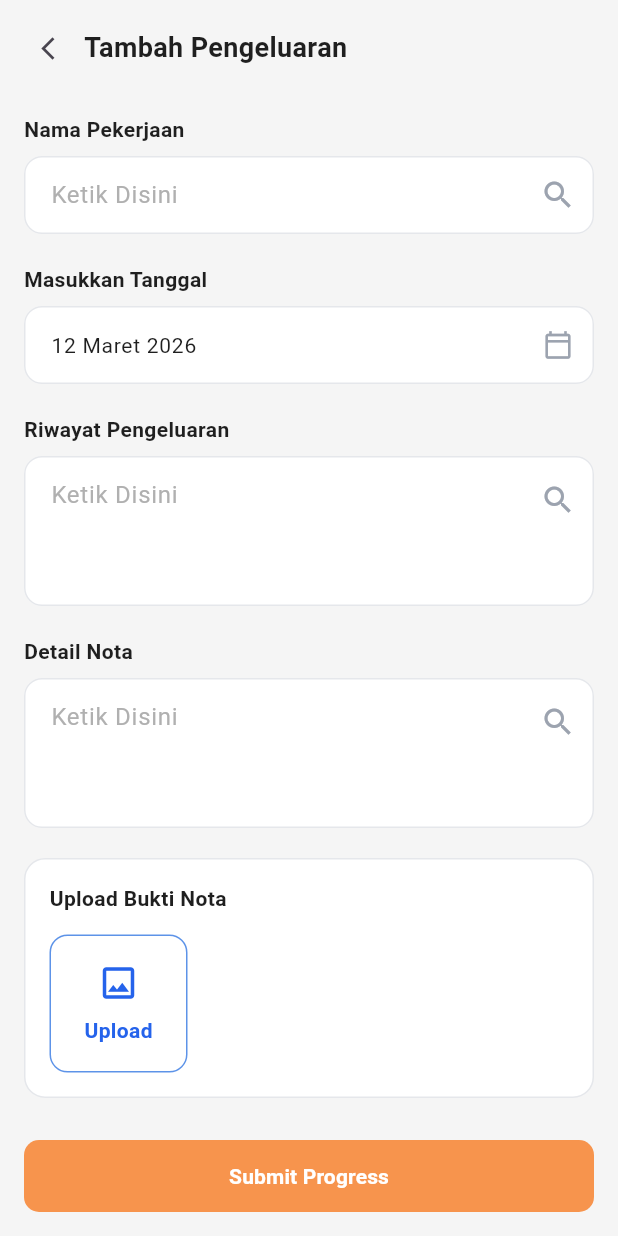
After one commit to inotive/saraba-mobile, a Flutter app: the TambahPengeluaranPage screen opened directly, on a phone screen of 412 x 824 dp. The commit adds this screen. Run offline on Flutter 3.47's test engine with Material 3 defaults, Android fonts, the phone set to English and light mode, and no system bars; our stand-ins replace bloc, camera, dio, flutter_bloc, flutter_map, geolocator and 5 more; accounts and stored records are empty.

Commit message:
feat: implement ProjectPengeluaranView with detailed expense items and add TambahPengeluaranPage for new expense entry

```diff
--- /dev/null
+++ b/lib/ui/pekerjaan/detail/views/tambah_pengeluaran_page.dart
@@ -0,0 +1,283 @@
+import 'package:flutter/material.dart';
+
+class TambahPengeluaranPage extends StatelessWidget {
+  const TambahPengeluaranPage({super.key});
+
+  @override
+  Widget build(BuildContext context) {
+    return Scaffold(
+      backgroundColor: const Color(0xFFF5F5F5),
+      body: SafeArea(
+        child: Column(
+          children: [
+            const _TambahPengeluaranHeader(),
+            Expanded(
+              child: SingleChildScrollView(
+                padding: const EdgeInsets.fromLTRB(16, 12, 16, 24),
+                child: Column(
+                  crossAxisAlignment: CrossAxisAlignment.start,
+                  children: [
+                    const _FieldLabel("Nama Pekerjaan"),
+                    const SizedBox(height: 8),
+                    const _SearchField(
+                      hintText: "Ketik Disini",
+                      suffixIcon: Icons.search,
+                    ),
+                    const SizedBox(height: 20),
+
+                    const _FieldLabel("Masukkan Tanggal"),
+                    const SizedBox(height: 8),
+                    const _DateField(value: "12 Maret 2026"),
+                    const SizedBox(height: 20),
+
+                    const _FieldLabel("Riwayat Pengeluaran"),
+                    const SizedBox(height: 8),
+                    const _MultilineSearchField(hintText: "Ketik Disini"),
+                    const SizedBox(height: 20),
+
+                    const _FieldLabel("Detail Nota"),
+                    const SizedBox(height: 8),
+                    const _MultilineSearchField(hintText: "Ketik Disini"),
+                    const SizedBox(height: 20),
+
+                    Container(
+                      width: double.infinity,
+                      padding: const EdgeInsets.all(16),
+                      decoration: BoxDecoration(
+                        color: Colors.white,
+                        borderRadius: BorderRadius.circular(14),
+                        border: Border.all(color: const Color(0xFFE5E7EB)),
+                      ),
+                      child: Column(
+                        crossAxisAlignment: CrossAxisAlignment.start,
+                        children: const [
+                          Text(
+                            "Upload Bukti Nota",
+                            style: TextStyle(
+                              fontSize: 14,
+                              fontWeight: FontWeight.w600,
+                              color: Color(0xFF1F1F1F),
+                            ),
+                          ),
+                          SizedBox(height: 14),
+                          _UploadBox(),
+                        ],
+                      ),
+                    ),
+                  ],
+                ),
+              ),
+            ),
+            Padding(
+              padding: const EdgeInsets.fromLTRB(16, 8, 16, 16),
+              child: SizedBox(
+                width: double.infinity,
+                height: 48,
+                child: ElevatedButton(
+                  onPressed: () {},
+                  style: ElevatedButton.styleFrom(
+                    backgroundColor: const Color(0xFFF7944D),
+                    shape: RoundedRectangleBorder(
+                      borderRadius: BorderRadius.circular(10),
+                    ),
+                    elevation: 0,
+                  ),
+                  child: const Text(
+                    "Submit Progress",
+                    style: TextStyle(
+                      color: Colors.white,
+                      fontWeight: FontWeight.w600,
+                    ),
+                  ),
+                ),
+              ),
+            ),
+          ],
+        ),
+      ),
+    );
+  }
+}
+
+class _TambahPengeluaranHeader extends StatelessWidget {
+  const _TambahPengeluaranHeader();
+
+  @override
+  Widget build(BuildContext context) {
+    return Padding(
+      padding: const EdgeInsets.fromLTRB(8, 8, 12, 8),
+      child: Row(
+        children: [
+          IconButton(
+            onPressed: () => Navigator.pop(context),
+            icon: const Icon(Icons.arrow_back_ios_new, size: 18),
+          ),
+          const Expanded(
+            child: Text(
+              "Tambah Pengeluaran",
+              style: TextStyle(
+                fontSize: 18,
+                fontWeight: FontWeight.bold,
+                color: Color(0xFF1F1F1F),
+              ),
+            ),
+          ),
+        ],
+      ),
+    );
+  }
+}
+
+class _FieldLabel extends StatelessWidget {
+  final String text;
+
+  const _FieldLabel(this.text);
+
+  @override
+  Widget build(BuildContext context) {
+    return Text(
+      text,
+      style: const TextStyle(
+        fontSize: 14,
+        fontWeight: FontWeight.w600,
+        color: Color(0xFF1F1F1F),
+      ),
+    );
+  }
+}
+
+class _SearchField extends StatelessWidget {
+  final String hintText;
+  final IconData suffixIcon;
+
+  const _SearchField({required this.hintText, required this.suffixIcon});
+
+  @override
+  Widget build(BuildContext context) {
+    return TextField(
+      decoration: InputDecoration(
+        hintText: hintText,
+        hintStyle: const TextStyle(color: Color(0xFFB0B0B0)),
+        filled: true,
+        fillColor: Colors.white,
+        contentPadding: const EdgeInsets.symmetric(
+          horizontal: 14,
+          vertical: 14,
+        ),
+        suffixIcon: Icon(suffixIcon, color: const Color(0xFF9CA3AF)),
+        enabledBorder: OutlineInputBorder(
+          borderRadius: BorderRadius.circular(12),
+          borderSide: const BorderSide(color: Color(0xFFE5E7EB)),
+        ),
+        focusedBorder: OutlineInputBorder(
+          borderRadius: BorderRadius.circular(12),
+          borderSide: const BorderSide(color: Color(0xFF5D93E8)),
+        ),
+      ),
+    );
+  }
+}
+
+class _DateField extends StatelessWidget {
+  final String value;
+
+  const _DateField({required this.value});
+
+  @override
+  Widget build(BuildContext context) {
+    return TextField(
+      readOnly: true,
+      decoration: InputDecoration(
+        hintText: value,
+        hintStyle: const TextStyle(color: Color(0xFF1F1F1F), fontSize: 14),
+        filled: true,
+        fillColor: Colors.white,
+        contentPadding: const EdgeInsets.symmetric(
+          horizontal: 14,
+          vertical: 14,
+        ),
+        suffixIcon: const Icon(
+          Icons.calendar_today_outlined,
+          color: Color(0xFF9CA3AF),
+          size: 20,
+        ),
+        enabledBorder: OutlineInputBorder(
+          borderRadius: BorderRadius.circular(12),
+          borderSide: const BorderSide(color: Color(0xFFE5E7EB)),
+        ),
+        focusedBorder: OutlineInputBorder(
+          borderRadius: BorderRadius.circular(12),
+          borderSide: const BorderSide(color: Color(0xFF5D93E8)),
+        ),
+      ),
+    );
+  }
+}
+
+class _MultilineSearchField extends StatelessWidget {
+  final String hintText;
+
+  const _MultilineSearchField({required this.hintText});
+
+  @override
+  Widget build(BuildContext context) {
+    return TextField(
+      maxLines: 3,
+      decoration: InputDecoration(
+        hintText: hintText,
+        hintStyle: const TextStyle(color: Color(0xFFB0B0B0)),
+        filled: true,
+        fillColor: Colors.white,
+        contentPadding: const EdgeInsets.symmetric(
+          horizontal: 14,
+          vertical: 14,
+        ),
+        suffixIcon: const Padding(
+          padding: EdgeInsets.only(bottom: 42),
+          child: Icon(Icons.search, color: Color(0xFF9CA3AF)),
+        ),
+        enabledBorder: OutlineInputBorder(
+          borderRadius: BorderRadius.circular(12),
+          borderSide: const BorderSide(color: Color(0xFFE5E7EB)),
+        ),
+        focusedBorder: OutlineInputBorder(
+          borderRadius: BorderRadius.circular(12),
+          borderSide: const BorderSide(color: Color(0xFF5D93E8)),
+        ),
+      ),
+    );
+  }
+}
+
+class _UploadBox extends StatelessWidget {
+  const _UploadBox();
+
+  @override
+  Widget build(BuildContext context) {
+    return Container(
+      width: 92,
+      height: 92,
+      decoration: BoxDecoration(
+        borderRadius: BorderRadius.circular(12),
+        border: Border.all(
+          color: const Color(0xFF5D93E8),
+          style: BorderStyle.solid,
+        ),
+      ),
+      child: Column(
+        mainAxisAlignment: MainAxisAlignment.center,
+        children: const [
+          Icon(Icons.image_outlined, color: Color(0xFF2563EB), size: 28),
+          SizedBox(height: 8),
+          Text(
+            "Upload",
+            style: TextStyle(
+              color: Color(0xFF2563EB),
+              fontWeight: FontWeight.w600,
+            ),
+          ),
+        ],
+      ),
+    );
+  }
+}
```
Also changed, not shown: lib/ui/pekerjaan/detail/views/project_pengeluaran_view.dart (+112 -1 lines), lib/ui/pekerjaan/detail/widgets/pengeluaran_item_card.dart (added, +215 -0 lines).
